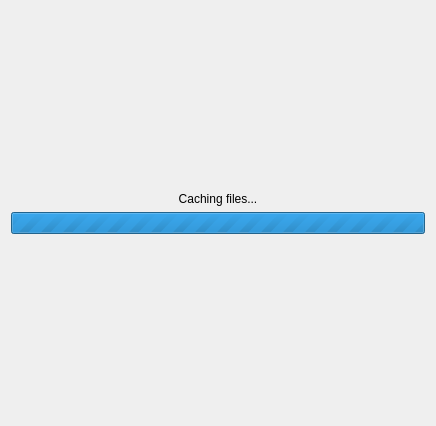
Qt form Sources/EngineGui/GroBrowser/GroBrowser.ui (SeriousAlexej/Serious-Engine) before a commit.
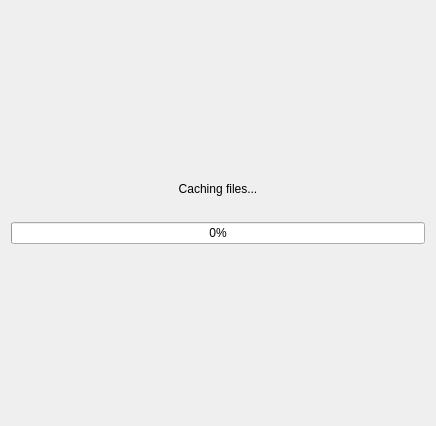
The same form after that commit. The open tabs and pages were chosen to show the change. Icons and pictures are not drawn.

Patch:
```diff
--- a/Sources/EngineGui/GroBrowser/GroBrowser.ui
+++ b/Sources/EngineGui/GroBrowser/GroBrowser.ui
@@ -216,19 +216,38 @@
          </property>
         </widget>
        </item>
+       <item>
+        <widget class="QLabel" name="labelCurrentFile">
+         <property name="text">
+          <string notr="true"/>
+         </property>
+         <property name="alignment">
+          <set>Qt::AlignCenter</set>
+         </property>
+        </widget>
+       </item>
        <item>
         <widget class="QProgressBar" name="progressBar">
          <property name="maximum">
-          <number>0</number>
+          <number>100</number>
          </property>
          <property name="value">
-          <number>-1</number>
+          <number>0</number>
+         </property>
+         <property name="alignment">
+          <set>Qt::AlignCenter</set>
          </property>
          <property name="textVisible">
+          <bool>true</bool>
+         </property>
+         <property name="orientation">
+          <enum>Qt::Horizontal</enum>
+         </property>
+         <property name="invertedAppearance">
           <bool>false</bool>
          </property>
          <property name="format">
-          <string/>
+          <string>%p%</string>
          </property>
         </widget>
        </item>
```
Left out of the diff: 2 changed lines with no effect on the pictures.
